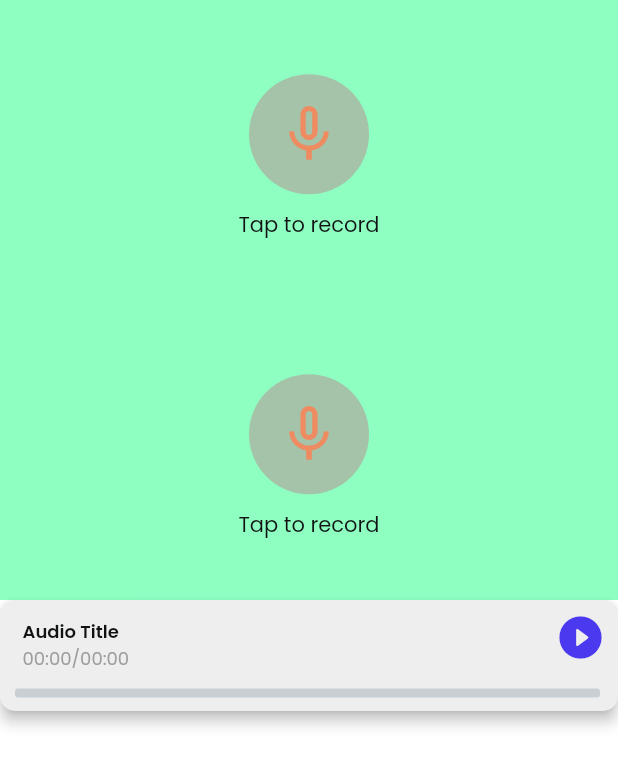
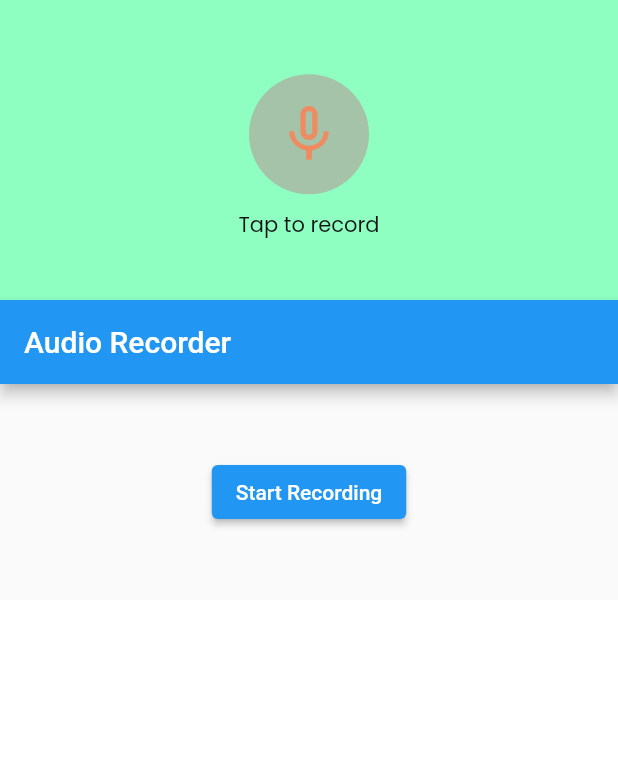
Before and after one commit to richardnhek/fflow-audiorec, a Flutter app: the screen it shows after launch, on a phone screen of 412 x 824 dp. Shown: the top 766 px of the screen. Run offline on Flutter 3.47's test engine with Material 2 defaults, Android fonts, the light colour scheme and no system bars; our stand-ins replace assets_audio_player, audioplayers, auto_size_text, camera, firebase_core, firebase_storage and 9 more; missing offline and left inert: ffmpeg_kit_flutter, flutter_sound, json_path, record, record_mp3; accounts and stored records are empty; statements that could not run were skipped.

Commit message:
Change audio recorder package to record_mp3 and integrated with Firebase Storage

```diff
--- /dev/null
+++ b/lib/custom_code/widgets/audio_recorder_flutter_sound.dart
@@ -0,0 +1,106 @@
+// Automatic FlutterFlow imports
+
+import 'package:permission_handler/permission_handler.dart';
+
+import '/flutter_flow/flutter_flow_theme.dart';
+import '/flutter_flow/flutter_flow_util.dart';
+import 'index.dart'; // Imports other custom widgets
+import 'package:flutter/material.dart';
+// Begin custom widget code
+// DO NOT REMOVE OR MODIFY THE CODE ABOVE!
+
+import 'dart:async';
+import 'dart:io';
+import 'package:google_fonts/google_fonts.dart';
+import 'dart:math';
+import 'package:record/record.dart';
+import 'package:flutter/foundation.dart';
+import 'package:path_provider/path_provider.dart';
+import 'package:flutter_sound/flutter_sound.dart';
+import 'package:record_mp3/record_mp3.dart';
+import 'package:firebase_storage/firebase_storage.dart';
+import 'package:path/path.dart';
+
+class AudioRecorderFlutterSound extends StatefulWidget {
+  const AudioRecorderFlutterSound({
+    Key? key,
+    this.width,
+    this.height,
+  }) : super(key: key);
+
+  final double? width;
+  final double? height;
+
+  @override
+  _AudioRecorderFlutterSoundState createState() =>
+      _AudioRecorderFlutterSoundState();
+}
+
+class _AudioRecorderFlutterSoundState extends State<AudioRecorderFlutterSound> {
+  bool _isRecording = false;
+  String? _filePath;
+
+  void _startRecording() async {
+    Directory? directory = await getExternalStorageDirectory();
+    String path = directory!.path + '/my_audio_files';
+    String currentDateTime = DateTime.now().toString();
+
+    if (!Directory(path).existsSync()) {
+      Directory(path).createSync();
+    }
+
+    String filePath = path + '/recording-$currentDateTime.mp3';
+
+    var status = await Permission.microphone.request();
+    if (status != PermissionStatus.granted) {
+      // Permission was denied
+      return;
+    }
+
+    RecordMp3.instance.start(filePath, (e) => {print(e)});
+
+    setState(() {
+      _isRecording = true;
+      _filePath = filePath;
+    });
+  }
+
+  void _stopRecording() async {
+    RecordMp3.instance.stop();
+    await uploadAudio(File(_filePath!));
+    setState(() {
+      _isRecording = false;
+    });
+  }
+
+  Future<void> uploadAudio(File audioFile) async {
+    String fileName = basename(audioFile.path);
+    Reference firebaseStorageRef =
+        FirebaseStorage.instance.ref().child("audios/$fileName");
+    UploadTask uploadTask = firebaseStorageRef.putFile(audioFile);
+    TaskSnapshot taskSnapshot = await uploadTask.whenComplete(() => null);
+    String downloadUrl = await taskSnapshot.ref.getDownloadURL();
+    print("downloadUrl: $downloadUrl");
+  }
+
+  @override
+  Widget build(BuildContext context) {
+    return Scaffold(
+      appBar: AppBar(
+        title: const Text('Audio Recorder'),
+      ),
+      body: Center(
+        child: Column(
+          mainAxisAlignment: MainAxisAlignment.center,
+          children: [
+            ElevatedButton(
+              onPressed: _isRecording ? _stopRecording : _startRecording,
+              child: Text(_isRecording ? 'Stop Recording' : 'Start Recording'),
+            ),
+            if (_filePath != null) Text('Recording saved to: $_filePath'),
+          ],
+        ),
+      ),
+    );
+  }
+}
--- a/lib/custom_code/widgets/index.dart
+++ b/lib/custom_code/widgets/index.dart
@@ -1,2 +1,4 @@
 export 'sound_record_and_play_copy.dart' show SoundRecordAndPlayCopy;
 export 'audio_recorder_and_player_test.dart' show AudioRecorderAndPlayerTest;
+export 'video_recorder_test.dart' show VideoRecorderTest;
+export 'audio_recorder_flutter_sound.dart' show AudioRecorderFlutterSound;
--- a/lib/main.dart
+++ b/lib/main.dart
@@ -7,11 +7,13 @@
 import 'flutter_flow/internationalization.dart';
 import 'flutter_flow/nav/nav.dart';
 import 'index.dart';
+import 'package:firebase_core/firebase_core.dart';
 
 void main() async {
   WidgetsFlutterBinding.ensureInitialized();
 
   await FlutterFlowTheme.initialize();
+  await Firebase.initializeApp();
 
   runApp(MyApp());
 }
--- a/lib/pages/home_page/home_page_widget.dart
+++ b/lib/pages/home_page/home_page_widget.dart
@@ -58,16 +58,24 @@
               Container(
                 width: 200.0,
                 height: 200.0,
-                child: custom_widgets.SoundRecordAndPlayCopy(
+                child: custom_widgets.AudioRecorderFlutterSound(
                   width: 200.0,
                   height: 200.0,
                 ),
               ),
-              wrapWithModel(
-                model: _model.audioPlayerTestModel,
-                updateCallback: () => setState(() {}),
-                child: AudioPlayerTestWidget(),
-              ),
+              // Container(
+              //   width: 400,
+              //   height: 200,
+              //   child: custom_widgets.VideoRecorderTest(
+              //     width: 200.0,
+              //     height: 200.0,
+              //   ),
+              // ),
+              // wrapWithModel(
+              //   model: _model.audioPlayerTestModel,
+              //   updateCallback: () => setState(() {}),
+              //   child: AudioPlayerTestWidget(),
+              // ),
             ],
           ),
         ),
--- a/pubspec.yaml
+++ b/pubspec.yaml
@@ -54,6 +54,12 @@
   url_launcher: 6.1.5
   external_path: 1.0.3
   permission_handler: 10.2.0
+  camera: 0.10.3+2
+  image_picker: 0.8.6+4
+  flutter_sound: 9.2.13
+  record_mp3: 3.0.0
+  firebase_storage: ^11.1.0
+  firebase_core: ^2.9.0
 
 
   # The following adds the Cupertino Icons font to your application.
```
Also changed, not shown: lib/custom_code/widgets/audio_recorder_and_player_test.dart (+73 -78 lines), lib/custom_code/widgets/video_recorder_test.dart (added, +133 -0 lines), pubspec.lock, 9 other files.
